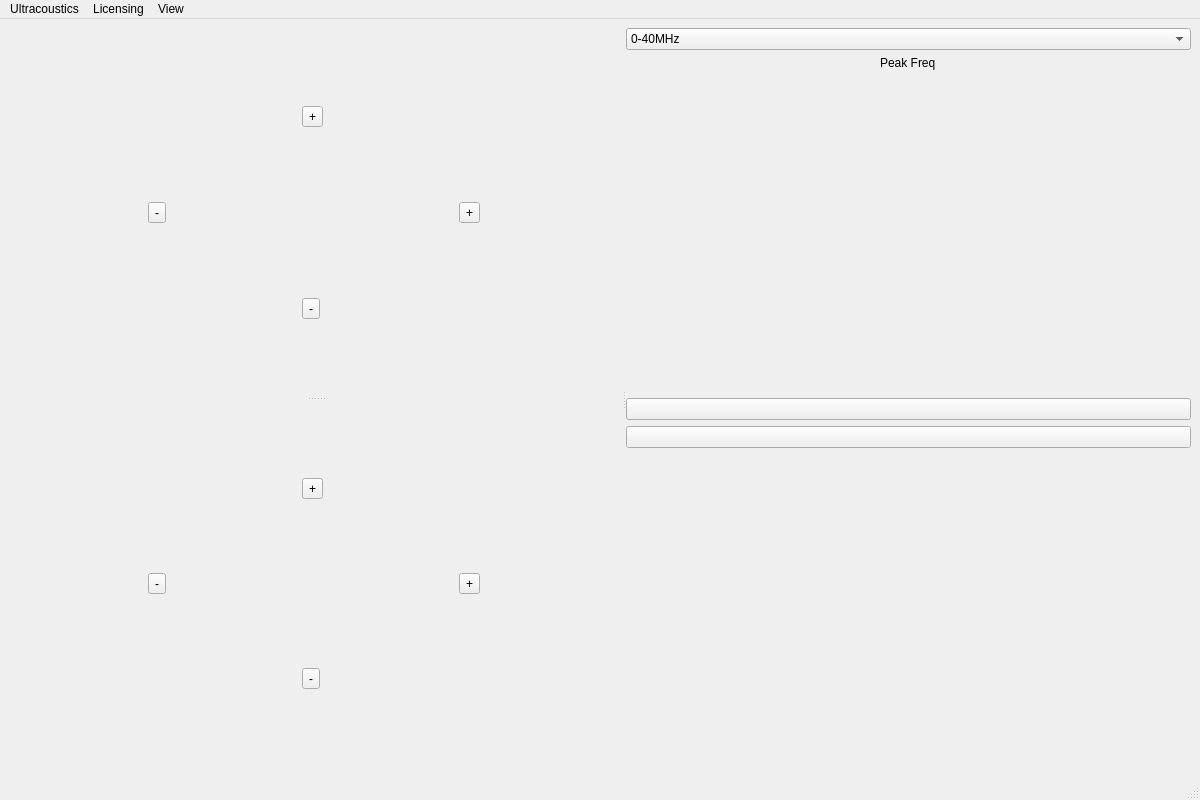
The window that mainwindow.ui (aliiqbal24/FftQt_app) describes before a commit, drawn with Qt 5.
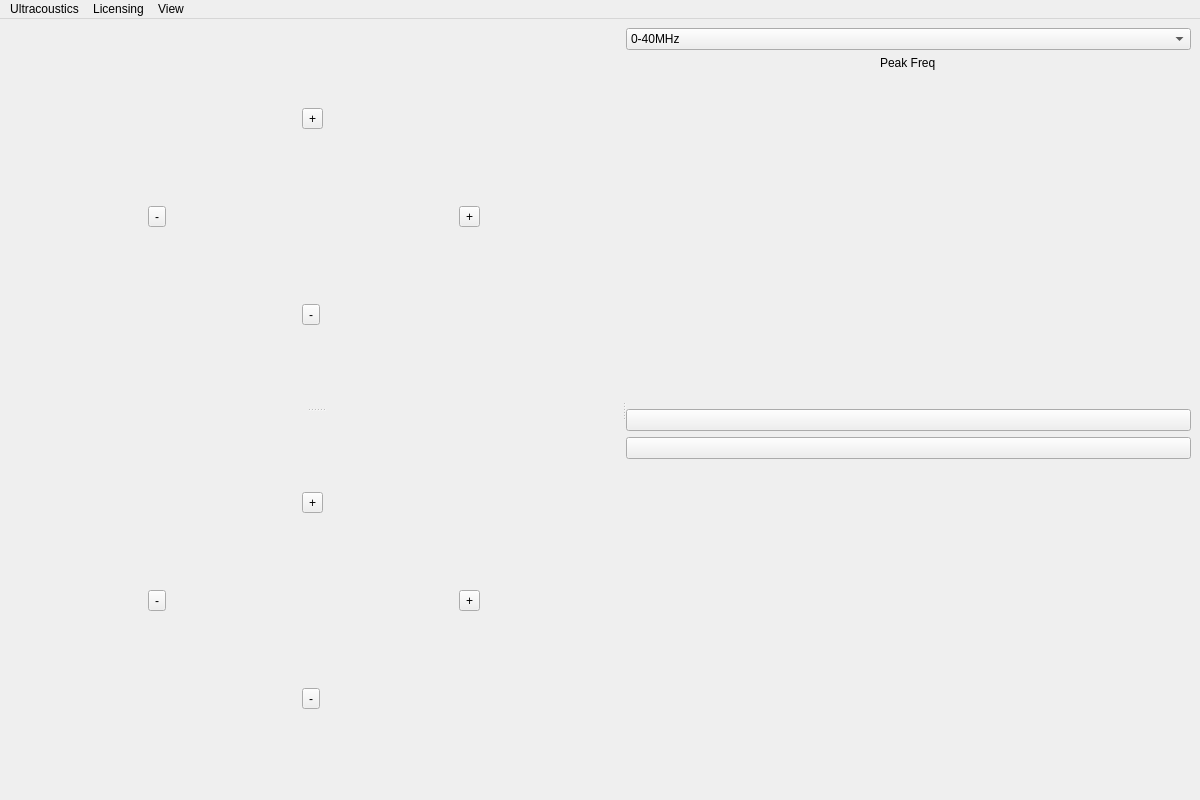
The same window after the commit. Custom widgets are drawn as their Qt base class.

Patch:
```diff
--- a/mainwindow.ui
+++ b/mainwindow.ui
@@ -184,7 +184,6 @@
    <addaction name="menuLicensing"/>
    <addaction name="menuView"/>
   </widget>
-  <widget class="QStatusBar" name="statusbar"/>
  </widget>
  <customwidgets>
   <customwidget>
```
